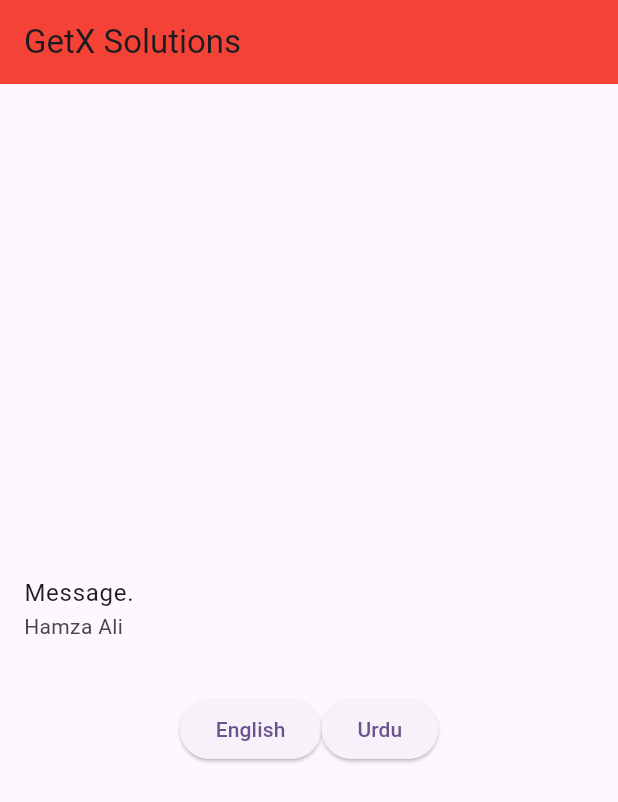
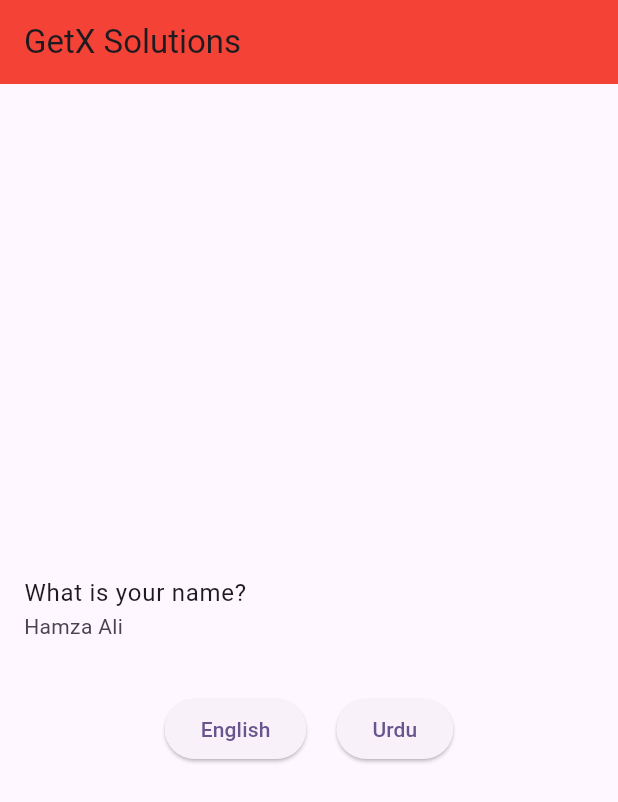
Before and after one commit to HamzaAli689/portfolio, a Flutter app: the screen it shows after launch, after a tap on "English", on a phone screen of 412 x 824 dp. Shown: the top 802 px of the screen. Run offline on Flutter 3.47's test engine with Material 3 defaults, Android fonts, the phone set to English and light mode, and no system bars; our stand-ins replace gap, get.

Commit message:
update the testfile.dart file

```diff
--- a/virtual_device_test/lib/testfile.dart
+++ b/virtual_device_test/lib/testfile.dart
@@ -1,4 +1,5 @@
 import 'package:flutter/material.dart';
+import 'package:gap/gap.dart';
 import 'package:get/get.dart';
 import 'package:virtual_device_test/Screen_One.dart';
 
@@ -17,15 +18,20 @@ class Testfile extends StatelessWidget {
           mainAxisAlignment: MainAxisAlignment.center,
           children: [
             ListTile(
-              title: Text("Message.".tr),
+              title: Text("Massage".tr),
               subtitle: Text("Name".tr),
             ),
             SizedBox(height: 20,),
             Row(
               mainAxisAlignment: MainAxisAlignment.center,
               children: [
-                ElevatedButton(onPressed: (){}, child: Text("English")),
-                ElevatedButton(onPressed: (){}, child: Text("Urdu")),
+                ElevatedButton(onPressed: (){
+                  Get.updateLocale(Locale("en","US"));
+                }, child: Text("English")),
+                Gap(20),
+                ElevatedButton(onPressed: (){
+                  Get.updateLocale(Locale("ur","PK"));
+                }, child: Text("Urdu")),
               ]
             )
             // ElevatedButton(
```
